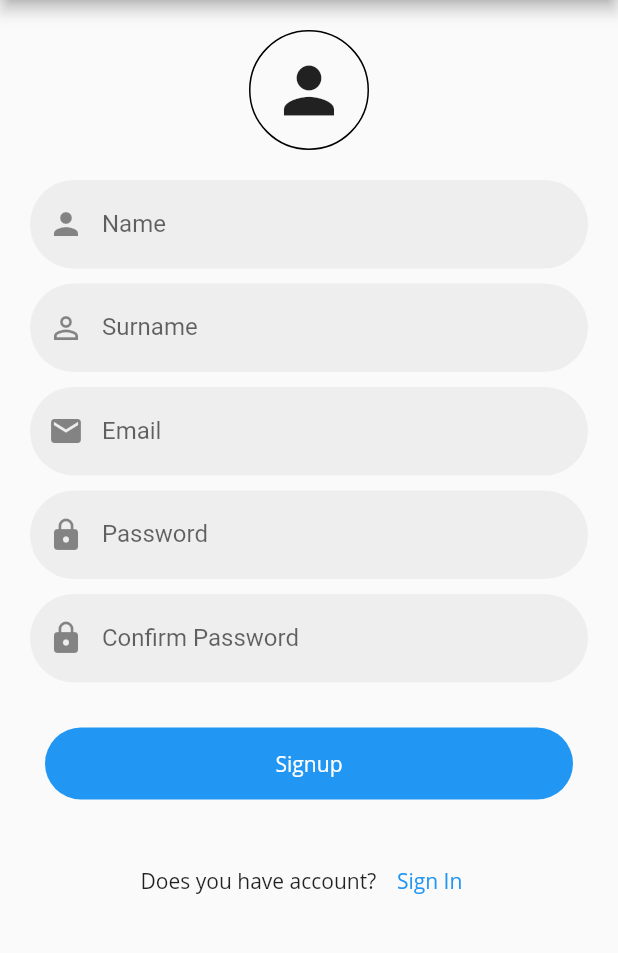
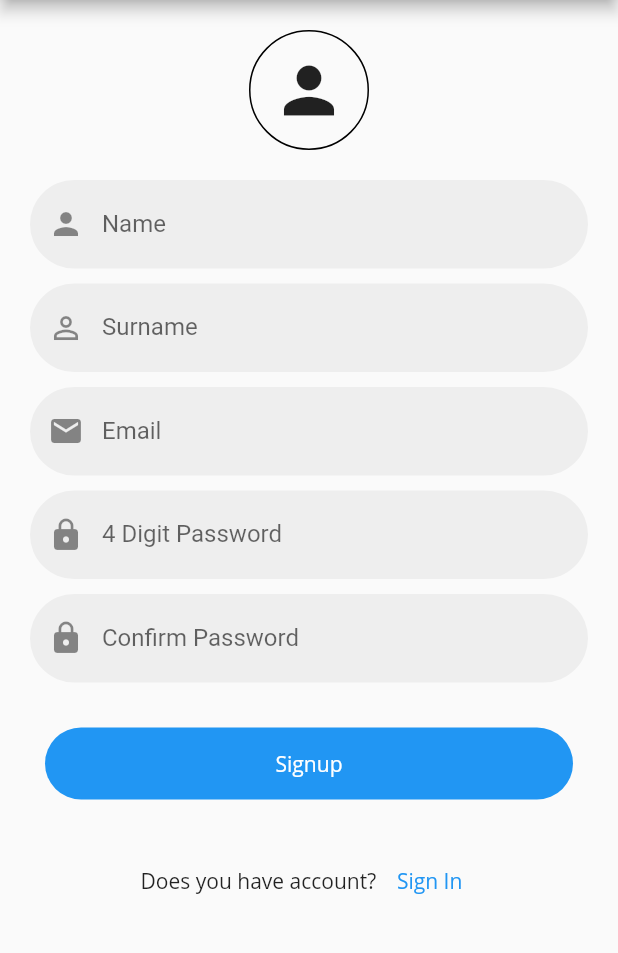
Before and after one commit to Oldwarrior62/e_slb-master, a Flutter app: the screen it shows after launch, after a tap on "Signup", on a phone screen of 412 x 824 dp, the part 84-1037 px from its top. Run offline on Flutter 3.47's test engine with Material 2 defaults, Android fonts, the phone set to English and light mode, and no system bars; our stand-ins replace equatable, flutter_bloc, flutter_datetime_picker, geocoding, geolocator, google_maps_flutter and 8 more; accounts and stored records are empty.

Commit message:
march-18-2023

```diff
--- a/lib/comm/commHelper.dart
+++ b/lib/comm/commHelper.dart
@@ -1,8 +1,6 @@
 import 'package:flutter/material.dart';
-import 'package:toast/toast.dart';
 
 alertDialog(BuildContext context, String msg) {
-  //Toast.show(msg, duration: Toast.lengthLong, gravity: Toast.bottom);
   ScaffoldMessenger.of(context).showSnackBar(SnackBar(content: Text(msg)));
 }
 
--- a/lib/main.dart
+++ b/lib/main.dart
@@ -1,7 +1,6 @@
 // ignore_for_file: equal_keys_in_map
 
 import 'dart:async';
-import 'dart:ffi';
 
 import 'package:flutter/material.dart';
 import 'package:flutter_bloc/flutter_bloc.dart';
@@ -11,8 +10,7 @@ import 'package:flutter_complete_guide/Bloc/Notes/notesCubit.dart';
 import 'package:flutter_complete_guide/Bloc/User/userCubit.dart';
 import 'package:flutter_complete_guide/Bloc/User/userState.dart';
 import 'package:flutter_complete_guide/appendices/10_codes_display.dart';
-import 'package:flutter_complete_guide/models/daily_report_model.dart';
-import 'package:flutter_complete_guide/models/user_model.dart';
+import 'package:flutter_complete_guide/widgets/detail.dart';
 import 'package:flutter_complete_guide/widgets/google_map.dart';
 import 'package:flutter_complete_guide/widgets/signature.dart';
 import 'package:flutter_complete_guide/widgets/splash_screen.dart';
@@ -127,6 +125,7 @@ class MyApp extends StatelessWidget {
             AppendicesMain.routeName: (context) => AppendicesMain(),
             TenCodesDisplay.routeName: (context) => TenCodesDisplay(),
             GetLocation.routeName: ((context) => GetLocation()),
+            DetailScreen.routeName: (context) => DetailScreen(),
           },
         ),
       ),
--- a/lib/widgets/SignupForm.dart
+++ b/lib/widgets/SignupForm.dart
@@ -140,8 +140,9 @@ class _SignupFormState extends State<SignupForm> {
                   getTextFormField(
                     controller: _conPassword,
                     icon: Icons.lock,
-                    hintName: 'Password',
+                    hintName: '4 Digit Password',
                     isObscureText: true,
+                    inputType: TextInputType.number,
                   ),
                   SizedBox(height: 10.0),
                   getTextFormField(
@@ -149,6 +150,7 @@ class _SignupFormState extends State<SignupForm> {
                     icon: Icons.lock,
                     hintName: 'Confirm Password',
                     isObscureText: true,
+                    inputType: TextInputType.number,
                   ),
                   Container(
                     margin: const EdgeInsets.all(30.0),
--- a/lib/widgets/detail.dart
+++ b/lib/widgets/detail.dart
@@ -22,6 +22,7 @@ import 'package:pdf/widgets.dart ' as pw;
 
 class DetailScreen extends StatelessWidget {
   DetailScreen({Key? key}) : super(key: key);
+  static const routeName = '/details';
 
   List<Company> lstcompany = [];
 
@@ -270,7 +271,7 @@ class DetailScreen extends StatelessWidget {
           crossAxisAlignment: CrossAxisAlignment.start,
           children: [
             Text(
-              "Notes:",
+              "Breifing Notes:",
               style: TextStyle(fontWeight: FontWeight.bold),
             ),
             Text(
@@ -292,7 +293,7 @@ class DetailScreen extends StatelessWidget {
           mytext("Signature", ""),
           Container(
             height: 100,
-            width: 100,
+            width: 200,
             child: state.tempdailyreports[index].signature != ""
                 ? Image.memory(
                     convertStringToUint8List(
--- a/lib/widgets/getLocation.dart
+++ b/lib/widgets/getLocation.dart
@@ -2,7 +2,6 @@ import 'package:flutter/material.dart';
 import 'package:flutter_bloc/flutter_bloc.dart';
 import 'package:flutter_complete_guide/Bloc/DailyReportNotes/dailyreports_cubit.dart';
 import 'package:flutter_complete_guide/Bloc/User/userCubit.dart';
-import 'package:weather/weather.dart' as wf;
 import 'package:geocoding/geocoding.dart';
 import 'package:geolocator/geolocator.dart';
 import 'package:weather/weather.dart';
--- a/lib/widgets/header_info.dart
+++ b/lib/widgets/header_info.dart
@@ -1,6 +1,5 @@
 // ignore_for_file: must_be_immutable
 
-import 'package:expandable/expandable.dart';
 import 'package:flutter/foundation.dart';
 import 'package:flutter/material.dart';
 import 'package:flutter_bloc/flutter_bloc.dart';
--- a/lib/widgets/loginForm.dart
+++ b/lib/widgets/loginForm.dart
@@ -89,6 +89,7 @@ class _LoginFormState extends State<LoginForm> {
           'Secure log',
           style: TextStyle(fontFamily: context.watch<UserCubit>().state.font),
         ),
+        automaticallyImplyLeading: false,
       ),
       body: Form(
         key: _formKey,
@@ -103,7 +104,7 @@ class _LoginFormState extends State<LoginForm> {
                   getTextFormField(
                       controller: _conUserId,
                       icon: Icons.person,
-                      hintName: 'Name'),
+                      hintName: 'Surname'),
                   SizedBox(height: 10.0),
                   getTextFormField(
                     controller: _conPassword,
--- a/lib/widgets/splash_screen.dart
+++ b/lib/widgets/splash_screen.dart
@@ -49,6 +49,7 @@ class _SplashScreenState extends State<SplashScreen> {
         child: Center(
           child: Image.asset(
             'lib/images/logo-transparent-png.png',
+            // width: mediaQuery.size.width * .7,
           ),
         ),
       ),
--- a/lib/widgets/updateProfile.dart
+++ b/lib/widgets/updateProfile.dart
@@ -11,7 +11,6 @@ import 'package:flutter_complete_guide/Bloc/User/userCubit.dart';
 import 'package:flutter_complete_guide/DatabaseHandler/DbHelper.dart';
 import 'package:flutter_complete_guide/comm/commHelper.dart';
 import 'package:flutter_complete_guide/models/UserModel.dart';
-import 'package:flutter_complete_guide/models/user_model.dart';
 import 'package:flutter_complete_guide/widgets/main_drawer.dart';
 import 'package:flutter_datetime_picker/flutter_datetime_picker.dart';
 import 'package:image_picker/image_picker.dart';
--- a/pubspec.yaml
+++ b/pubspec.yaml
@@ -108,6 +108,11 @@ flutter:
         - asset: lib/fonts/Quicksand-Regular.ttf
         - asset: lib/fonts/Quicksand-Bold.ttf
           weight: 700
+    - family: Cursiv
+      fonts:
+        - asset: lib/fonts/Cursiv-all hail julia.ttf
+        - asset: lib/fonts/Cursiv-KGTheFighter.ttf
+          weight: 700
   #   - family: OpenSans
   #     fonts:
   #       - asset: assets/fonts/QuickSand-Regular.ttf
```
Also changed, not shown: lib/widgets/log_info_list.dart (+9 -5 lines), lib/widgets/main_drawer.dart (+7 -17 lines), lib/fonts/Cursiv-KGTheFighter.ttf (added), lib/fonts/Cursiv-all hail julia.ttf (added).
